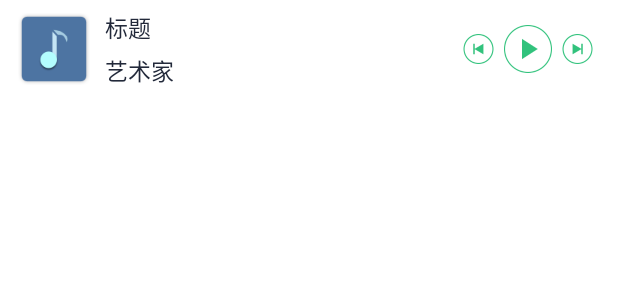
After one commit to summersrest/Sample, an Android app: the layout notification_mobile_play.xml on its own in the app's theme, with its tools: preview values and no code run, on a phone screen of 412 x 824 dp. The commit adds this screen. Shown: the top 300 px of the screen. Run offline under Robolectric (Android 15) with nearby library versions, the phone set to English and light mode, and no system bars.

Commit message:
状态栏

```diff
--- a/app/src/main/java/com/sum/sample/application/main/MainActivity.java
+++ b/app/src/main/java/com/sum/sample/application/main/MainActivity.java
@@ -15,6 +15,7 @@ import com.sum.sample.application.dialog.DialogActivity;
 import com.sum.sample.application.drawer.SlidingDrawerActivity;
 import com.sum.sample.application.drop_down.DropDownActivity;
 import com.sum.sample.application.login.LoginActivity;
+import com.sum.sample.application.notification.NotificationActivity;
 import com.sum.sample.application.swipe_close.SwipeCloseActivity;
 import com.sum.sample.application.swipe_delete.SwipeDeleteActivity;
 import com.sum.sample.application.tab.TabLayoutActivity;
@@ -40,7 +41,7 @@ public class MainActivity extends BaseActivity<ActivityMainBinding> {
     //标题栏与banner图下边缘的距离
     private int distance;
     private final List<String> datas = Arrays.asList("tabLayout", "详情样式demo", "CoordinatorLayout Demo", "弹窗",
-            "图片选择器", "下拉窗", "侧滑删除", "侧滑返回", "网络请求测试", "Wheel", "加入购物车", "悬浮按钮",
+            "图片选择器", "下拉窗", "侧滑删除", "侧滑返回", "通知栏", "Wheel", "加入购物车", "悬浮按钮",
             "登录功能", "规格自适应", "侧滑菜单");
 
     @Override
@@ -111,8 +112,9 @@ public class MainActivity extends BaseActivity<ActivityMainBinding> {
                                                                 case 7:
                                                                     ActivityUtils.startActivity(activity, SwipeCloseActivity.class);
                                                                     break;
-                                                                //网络请求测试
+                                                                //通知栏
                                                                 case 8:
+                                                                    ActivityUtils.startActivity(activity, NotificationActivity.class);
                                                                     break;
                                                                 //Wheel
                                                                 case 9:
--- /dev/null
+++ b/app/src/main/res/layout/notification_mobile_play.xml
@@ -0,0 +1,56 @@
+<?xml version="1.0" encoding="utf-8"?>
+<LinearLayout xmlns:android="http://schemas.android.com/apk/res/android"
+    android:id="@+id/ll_root"
+    android:layout_width="match_parent"
+    android:layout_height="65dp"
+    android:gravity="center_vertical"
+    android:orientation="horizontal">
+
+
+    <ImageView
+        android:layout_width="wrap_content"
+        android:layout_height="wrap_content"
+        android:layout_marginLeft="12dp"
+        android:src="@mipmap/ic_logo" />
+
+    <LinearLayout
+        android:layout_width="0dp"
+        android:layout_height="wrap_content"
+        android:layout_marginLeft="10dp"
+        android:layout_weight="1"
+        android:orientation="vertical">
+
+        <TextView
+            android:id="@+id/tv_title"
+            android:layout_width="wrap_content"
+            android:layout_height="wrap_content"
+            android:text="标题" />
+
+        <TextView
+            android:id="@+id/tv_artist"
+            android:layout_width="wrap_content"
+            android:layout_height="wrap_content"
+            android:layout_marginTop="5dp"
+            android:text="艺术家" />
+    </LinearLayout>
+
+    <Button
+        android:id="@+id/btn_pre"
+        android:layout_width="32dp"
+        android:layout_height="32dp"
+        android:background="@mipmap/btn_audio_pre_normal" />
+
+    <Button
+        android:id="@+id/btn_start"
+        android:layout_width="32dp"
+        android:layout_height="32dp"
+        android:background="@mipmap/btn_audio_play_normal" />
+
+    <Button
+        android:id="@+id/btn_next"
+        android:layout_width="32dp"
+        android:layout_height="32dp"
+        android:layout_marginRight="12dp"
+        android:background="@mipmap/btn_audio_next_normal" />
+
+</LinearLayout>
```
Also changed, not shown: app/src/main/AndroidManifest.xml (+8 -0 lines), app/src/main/java/com/sum/sample/application/notification/NotificationActivity.java (added, +225 -0 lines), app/src/main/java/com/sum/sample/application/notification/SecondActivity.java (added, +41 -0 lines), app/src/main/java/com/sum/sample/base/utils/NotificationUtils.java (added, +316 -0 lines), app/src/main/res/layout/activity_notifycation.xml (added, +69 -0 lines), app/src/main/res/layout/activity_seconde.xml (added, +12 -0 lines), app/src/main/res/mipmap-xhdpi/btn_audio_next_normal.png (added), app/src/main/res/mipmap-xhdpi/btn_audio_play_normal.png (added), app/src/main/res/mipmap-xhdpi/btn_audio_play_pressed.png (added), app/src/main/res/mipmap-xhdpi/btn_audio_pre_normal.png (added), app/src/main/res/mipmap-xhdpi/btn_audio_pre_pressed.png (added), app/src/main/res/mipmap-xhdpi/ic_logo.png (added).
